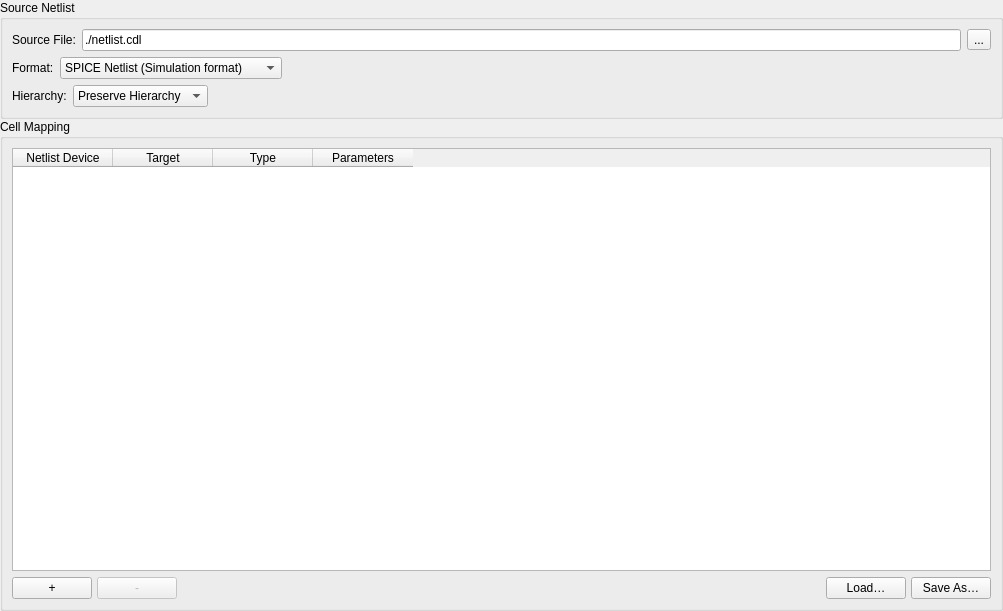
Qt form pymacros/NetlistImportConfigPage.ui (iic-jku/klayout-netlist-import) before a commit.
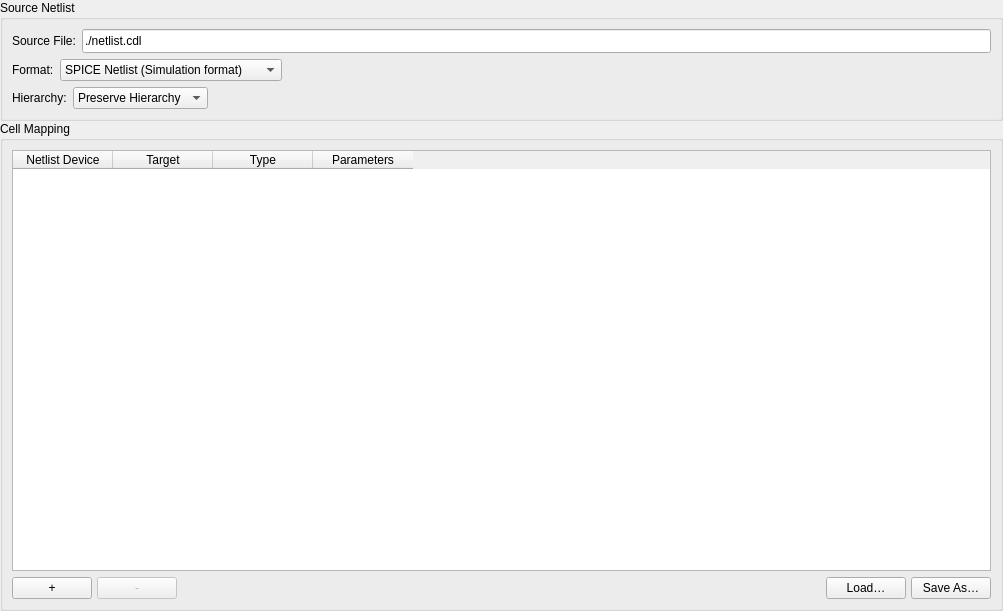
The same form after that commit.

Commit message: Use file_selector_widget (WIP)

```diff
--- a/pymacros/NetlistImportConfigPage.ui
+++ b/pymacros/NetlistImportConfigPage.ui
@@ -69,18 +69,23 @@
           </item>
           <item>
            <widget class="QLineEdit" name="source_path_le">
+            <property name="sizePolicy">
+             <sizepolicy hsizetype="Expanding" vsizetype="Preferred">
+              <horstretch>0</horstretch>
+              <verstretch>0</verstretch>
+             </sizepolicy>
+            </property>
+            <property name="minimumSize">
+             <size>
+              <width>0</width>
+              <height>24</height>
+             </size>
+            </property>
             <property name="text">
              <string>./netlist.cdl</string>
             </property>
            </widget>
           </item>
-          <item>
-           <widget class="QToolButton" name="browse_source_path_pb">
-            <property name="text">
-             <string>...</string>
-            </property>
-           </widget>
-          </item>
          </layout>
         </item>
         <item>
```
Left out of the diff: 2 changed lines with no effect on the pictures. The commit also changes 2 other files.
